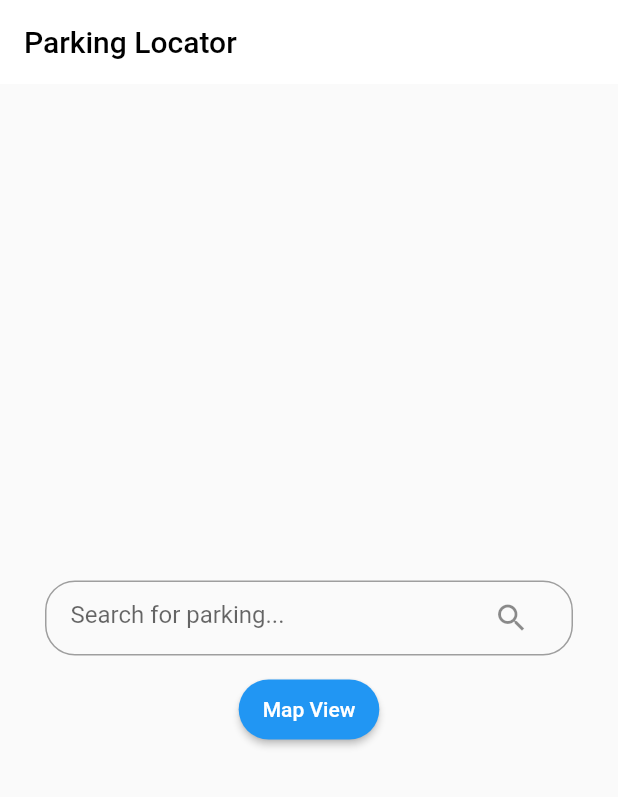
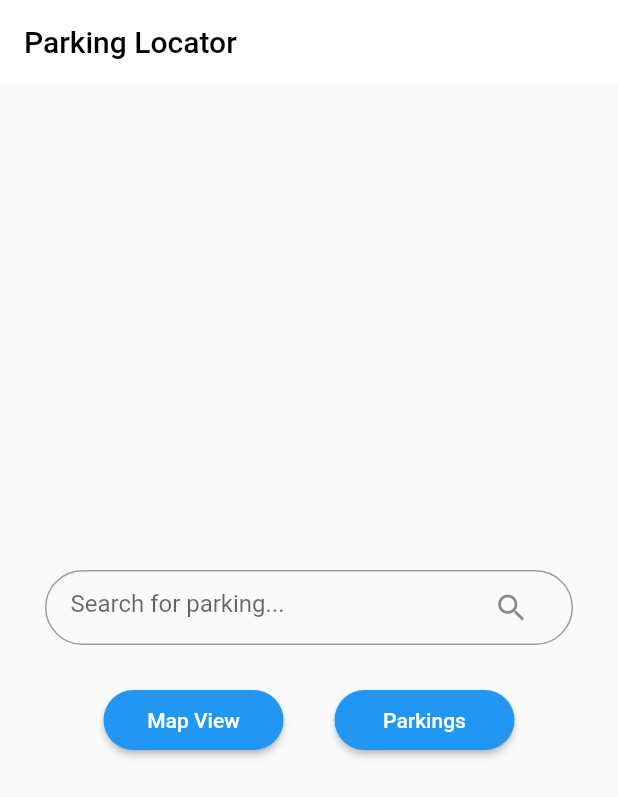
Before and after one commit to dhiyanesh-cyber/car-parking, a Flutter app: the screen it shows after launch, on a phone screen of 412 x 824 dp. Shown: the top 797 px of the screen. Run offline on Flutter 3.47's test engine with Material 2 defaults, Android fonts, the phone set to English and light mode, and no system bars; our stand-ins replace google_maps_flutter, location.

Commit message:
separated files

```diff
--- a/lib/main.dart
+++ b/lib/main.dart
@@ -1,6 +1,7 @@
 import 'package:flutter/material.dart';
-import 'package:google_maps_flutter/google_maps_flutter.dart';
-import 'package:location/location.dart';
+import 'simple_starting_screen.dart';
+import 'parking_map_view.dart';
+import 'parkings_page.dart';
 
 void main() => runApp(ParkingLocatorApp());
 
@@ -8,205 +9,12 @@ class ParkingLocatorApp extends StatelessWidget {
   @override
   Widget build(BuildContext context) {
     return MaterialApp(
-
       debugShowCheckedModeBanner: false,
-      home: SimpleStartingScreen(
-
-      ),
+      home: SimpleStartingScreen(),
       routes: {
         '/mapView': (context) => ParkingMapView(),
+        '/parkingsPage': (context) => ParkingsPage(),
       },
     );
   }
 }
-
-class SimpleStartingScreen extends StatelessWidget {
-  @override
-  Widget build(BuildContext context) {
-    return Scaffold(
-
-      appBar: AppBar(
-        backgroundColor: Colors.white,
-
-        title: Text('Parking Locator',textAlign: TextAlign.center, style: TextStyle( color: Colors.black),),
-        elevation: 0,
-      ),
-
-      body: Container(
-        alignment: Alignment.center,
-        margin: EdgeInsets.only(left: 30, right: 30),
-
-        child: Column(
-
-          mainAxisSize: MainAxisSize.min,
-
-          children: [
-
-            Container(
-              decoration: BoxDecoration(
-                border: Border.all(color: Colors.grey), // Add a border
-                borderRadius: BorderRadius.circular(20), // Add border radius
-              ),
-              padding: EdgeInsets.symmetric(horizontal: 16.0),
-              child: TextField(
-                decoration: InputDecoration(
-                  hintText: 'Search for parking...',
-                  border: InputBorder.none,
-                  suffixIcon: Icon(Icons.search),
-
-                ),
-                onChanged: (value) {
-                  // Implement your search functionality here
-                },
-              ),
-            ),
-            SizedBox(height: 16),
-
-            SizedBox(height: 40,
-            child: ElevatedButton(
-              onPressed: () {
-                Navigator.pushNamed(context, '/mapView');
-              },
-              child: Text('Map View'),
-              style: ElevatedButton.styleFrom(
-                  shape: RoundedRectangleBorder(
-                      borderRadius: BorderRadius.circular(20)
-                  )
-              ),
-            ),
-            ),
-          ],
-        ),
-      ),
-    );
-  }
-}
-
-class ParkingMapView extends StatefulWidget {
-  @override
-  _ParkingMapViewState createState() => _ParkingMapViewState();
-}
-
-class _ParkingMapViewState extends State<ParkingMapView> {
-  GoogleMapController? _mapController;
-  Location _location = Location();
-  LatLng _currentLocation = LatLng(9.939093, 78.121719);
-  Set<Marker> _parkingMarkers = {};
-
-  @override
-  void initState() {
-    super.initState();
-    _getLocation();
-  }
-
-  void _getLocation() async {
-    bool serviceEnabled;
-    PermissionStatus permissionGranted;
-    LocationData locationData;
-
-    serviceEnabled = await _location.serviceEnabled();
-    if (!serviceEnabled) {
-      serviceEnabled = await _location.requestService();
-      if (!serviceEnabled) {
-        return;
-      }
-    }
-
-    permissionGranted = await _location.hasPermission();
-    if (permissionGranted == PermissionStatus.denied) {
-      permissionGranted = await _location.requestPermission();
-      if (permissionGranted != PermissionStatus.granted) {
-        return;
-      }
-    }
-
-    locationData = await _location.getLocation();
-    setState(() {
-      _currentLocation = LatLng(locationData.latitude!, locationData.longitude!);
-      _parkingMarkers.clear();
-      _parkingMarkers.add(
-        Marker(
-          markerId: MarkerId("user_location"),
-          position: _currentLocation,
-          icon: BitmapDescriptor.defaultMarkerWithHue(BitmapDescriptor.hueAzure),
-        ),
-      );
-    });
-  }
-
-  void _onMapCreated(GoogleMapController controller) {
-    _mapController = controller;
-  }
-
-  void _showMyLocation() async {
-    LocationData locationData = await _location.getLocation();
-    LatLng currentLocation = LatLng(locationData.latitude!, locationData.longitude!);
-    _mapController?.animateCamera(CameraUpdate.newLatLng(currentLocation));
-  }
-
-  @override
-  Widget build(BuildContext context) {
-    final themeData = ThemeData(
-      primarySwatch: Colors.lightBlue,
-    );
-
-    return Scaffold(
-      appBar: AppBar(
-        leading: IconButton(
-          onPressed: () {
-            Navigator.pop(context);
-          },
-          icon: Icon(Icons.arrow_back_ios_rounded),
-        ),
-
-        title: Text('Map View',style: TextStyle(color: Colors.black),),
-        elevation: 0,
-        backgroundColor: Colors.white,
-        iconTheme: IconThemeData(color: Colors.black),
-      ),
-      body: Stack(
-
-        children: [
-          GoogleMap(
-            onMapCreated: _onMapCreated,
-            initialCameraPosition: CameraPosition(
-              target: _currentLocation,
-              zoom: 10.0,
-            ),
-            markers: _parkingMarkers,
-          ),
-          Positioned(
-            top: 10,
-            left: 10,
-            right: 10,
-            child: Container(
-
-              decoration: BoxDecoration(
-                border: Border.all(color: Colors.grey), // Add a border
-                borderRadius: BorderRadius.circular(20), // Add border radius
-              ),
-              padding: EdgeInsets.symmetric(horizontal: 16.0),
-              child: TextField(
-
-                decoration: InputDecoration(
-                  hintText: 'Search for parking...',
-                  border: InputBorder.none,
-                  suffixIcon: Icon(Icons.search),
-
-                ),
-                onChanged: (value) {
-                  // Implement your search functionality here
-                },
-              ),
-            ),
-          ),
-        ],
-      ),
-      floatingActionButtonLocation: FloatingActionButtonLocation.startFloat,
-      floatingActionButton: FloatingActionButton(
-        onPressed: _showMyLocation,
-        child: Icon(Icons.my_location),
-      ),
-    );
-  }
-}
--- /dev/null
+++ b/lib/simple_starting_screen.dart
@@ -0,0 +1,82 @@
+import 'package:flutter/material.dart';
+
+class SimpleStartingScreen extends StatelessWidget {
+  @override
+  Widget build(BuildContext context) {
+    return Scaffold(
+      appBar: AppBar(
+        backgroundColor: Colors.white,
+        title: Text(
+          'Parking Locator',
+          textAlign: TextAlign.center,
+          style: TextStyle(color: Colors.black),
+        ),
+        elevation: 0,
+      ),
+      body: Container(
+        alignment: Alignment.center,
+        margin: EdgeInsets.only(left: 30, right: 30),
+        child: Column(
+          mainAxisSize: MainAxisSize.min,
+          children: [
+            Container(
+              decoration: BoxDecoration(
+                border: Border.all(color: Colors.grey),
+                borderRadius: BorderRadius.circular(50),
+              ),
+              padding: EdgeInsets.symmetric(horizontal: 16.0),
+              child: TextField(
+                decoration: InputDecoration(
+                  hintText: 'Search for parking...',
+                  border: InputBorder.none,
+                  suffixIcon: Icon(Icons.search),
+                ),
+                onChanged: (value) {
+                  // Implement your search functionality here
+                },
+              ),
+            ),
+            SizedBox(height: 30),
+            Row(
+              mainAxisAlignment: MainAxisAlignment.spaceBetween,
+              children: [
+                SizedBox(width: 5,),
+                SizedBox(
+                  width: 120,
+                  height: 40,
+                  child: ElevatedButton(
+                    onPressed: () {
+                      Navigator.pushNamed(context, '/mapView');
+                    },
+                    child: Text('Map View'),
+                    style: ElevatedButton.styleFrom(
+                      shape: RoundedRectangleBorder(
+                        borderRadius: BorderRadius.circular(20),
+                      ),
+                    ),
+                  ),
+                ),
+                SizedBox(
+                  width: 120,
+                  height: 40,
+                  child: ElevatedButton(
+                    onPressed: () {
+                      Navigator.pushNamed(context, '/parkingsPage');
+                    },
+                    child: Text('Parkings'),
+                    style: ElevatedButton.styleFrom(
+                      shape: RoundedRectangleBorder(
+                        borderRadius: BorderRadius.circular(20),
+                      ),
+                    ),
+                  ),
+                ),
+                SizedBox(width: 5,),
+              ],
+            ),
+          ],
+        ),
+      ),
+    );
+  }
+}
```
Also changed, not shown: lib/parking_map_view.dart (added, +130 -0 lines), lib/parkings_page.dart (added, +44 -0 lines), lib/sample_details_page.dart (added, +34 -0 lines).
